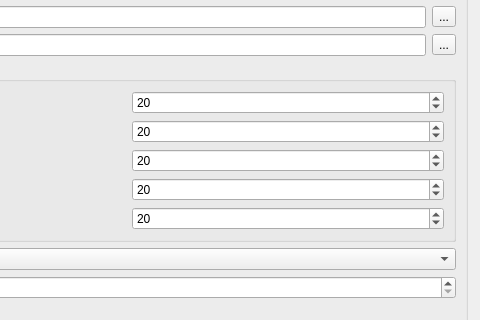
Above: DataPlotly/ui/dataplotly_dockwidget_base.ui from ghtmtt/DataPlotly before the change; both pictures show x 475 to 955 and y 108 to 428 of the 955 by 845 pixel window. Below: the same form after it.
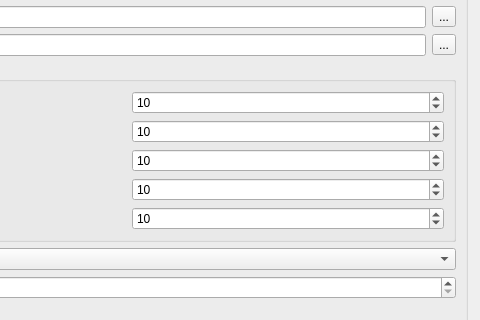
That is the form after the change. The open tabs and pages were chosen to show the change. Custom widgets are drawn as their Qt base class.

Commit message: Update default font size (ui and python).

```diff
--- a/DataPlotly/ui/dataplotly_dockwidget_base.ui
+++ b/DataPlotly/ui/dataplotly_dockwidget_base.ui
@@ -1241,7 +1241,7 @@
                           <number>1000</number>
                          </property>
                          <property name="value">
-                          <number>20</number>
+                          <number>10</number>
                          </property>
                         </widget>
                        </item>
@@ -1254,7 +1254,7 @@
                           <number>1000</number>
                          </property>
                          <property name="value">
-                          <number>20</number>
+                          <number>10</number>
                          </property>
                         </widget>
                        </item>
@@ -1267,7 +1267,7 @@
                           <number>1000</number>
                          </property>
                          <property name="value">
-                          <number>20</number>
+                          <number>10</number>
                          </property>
                         </widget>
                        </item>
@@ -1294,7 +1294,7 @@
                           <number>1000</number>
                          </property>
                          <property name="value">
-                          <number>20</number>
+                          <number>10</number>
                          </property>
                         </widget>
                        </item>
@@ -1307,7 +1307,7 @@
                           <number>1000</number>
                          </property>
                          <property name="value">
-                          <number>20</number>
+                          <number>10</number>
                          </property>
                         </widget>
                        </item>
```
The commit also changes 2 other files.
